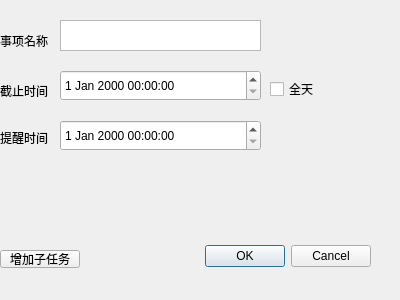
This is item_display.ui in lcclcc233/Qtodo as Qt 5 draws it before an edit. The edited form follows.
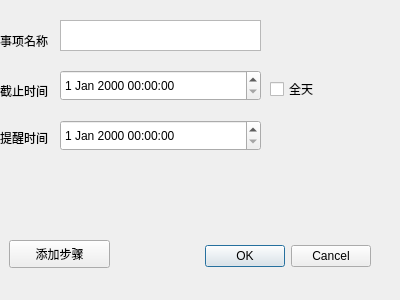
This is the edited form.

Commit message: add icon for executable(release mode)/change pro file for exe icon/change height for some ButtonBox

Patch:
```diff
--- a/item_display.ui
+++ b/item_display.ui
@@ -114,14 +114,14 @@
   <widget class="QPushButton" name="addsubButton">
    <property name="geometry">
     <rect>
-     <x>0</x>
-     <y>250</y>
-     <width>80</width>
-     <height>18</height>
+     <x>9</x>
+     <y>240</y>
+     <width>101</width>
+     <height>28</height>
     </rect>
    </property>
    <property name="text">
-    <string>增加子任务</string>
+    <string>添加步骤</string>
    </property>
   </widget>
  </widget>
```
The commit also changes 5 other files.
